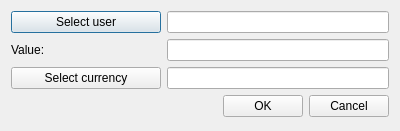
Before: the Qt Designer form OrmasAdmin/OrmasAdmin/CreateBlcDlg.ui in Dalerjon/TheOrmasProejct, drawn with Qt 5.
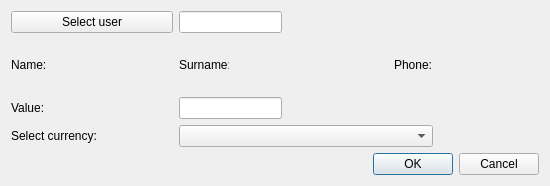
After: the same form once the commit is applied.

Diff of the .ui file:
```diff
--- a/OrmasAdmin/OrmasAdmin/CreateBlcDlg.ui
+++ b/OrmasAdmin/OrmasAdmin/CreateBlcDlg.ui
@@ -6,8 +6,8 @@
    <rect>
     <x>0</x>
     <y>0</y>
-    <width>400</width>
-    <height>131</height>
+    <width>550</width>
+    <height>186</height>
    </rect>
   </property>
   <property name="windowTitle">
@@ -32,30 +32,40 @@
    <property name="bottomMargin">
     <number>11</number>
    </property>
-   <item row="0" column="0">
-    <widget class="QPushButton" name="userBtn">
+   <item row="1" column="3">
+    <widget class="QLabel" name="surnameLb">
      <property name="minimumSize">
       <size>
-       <width>150</width>
+       <width>50</width>
        <height>0</height>
       </size>
      </property>
+     <property name="maximumSize">
+      <size>
+       <width>50</width>
+       <height>16777215</height>
+      </size>
+     </property>
      <property name="text">
-      <string>Select user</string>
+      <string>Surname:</string>
      </property>
     </widget>
    </item>
-   <item row="0" column="1">
-    <widget class="QLineEdit" name="userEdit">
+   <item row="2" column="3">
+    <widget class="QLineEdit" name="valueEdit">
      <property name="toolTip">
       <string>Must not be empty</string>
      </property>
-     <property name="readOnly">
-      <bool>true</bool>
+    </widget>
+   </item>
+   <item row="2" column="0">
+    <widget class="QLabel" name="valieLb">
+     <property name="text">
+      <string>Value:</string>
      </property>
     </widget>
    </item>
-   <item row="3" column="0" colspan="2">
+   <item row="4" column="0" colspan="7">
     <layout class="QHBoxLayout" name="horizontalLayout">
      <item>
       <spacer name="horizontalSpacer">
@@ -86,34 +96,131 @@
      </item>
     </layout>
    </item>
-   <item row="2" column="1">
-    <widget class="QLineEdit" name="currencyEdit">
-     <property name="readOnly">
-      <bool>true</bool>
-     </property>
-    </widget>
-   </item>
-   <item row="2" column="0">
-    <widget class="QPushButton" name="currencyBtn">
-     <property name="text">
-      <string>Select currency</string>
-     </property>
-    </widget>
-   </item>
    <item row="1" column="0">
-    <widget class="QLabel" name="valieLb">
+    <widget class="QLabel" name="nameLb">
+     <property name="minimumSize">
+      <size>
+       <width>50</width>
+       <height>0</height>
+      </size>
+     </property>
+     <property name="maximumSize">
+      <size>
+       <width>50</width>
+       <height>16777215</height>
+      </size>
+     </property>
      <property name="text">
-      <string>Value:</string>
+      <string>Name:</string>
      </property>
     </widget>
    </item>
-   <item row="1" column="1">
-    <widget class="QLineEdit" name="valueEdit">
+   <item row="1" column="4">
+    <widget class="QLabel" name="surnamePh">
+     <property name="minimumSize">
+      <size>
+       <width>100</width>
+       <height>0</height>
+      </size>
+     </property>
+     <property name="font">
+      <font>
+       <family>Times New Roman</family>
+       <pointsize>12</pointsize>
+       <weight>75</weight>
+       <italic>true</italic>
+       <bold>true</bold>
+      </font>
+     </property>
+     <property name="text">
+      <string/>
+     </property>
+    </widget>
+   </item>
+   <item row="1" column="5">
+    <widget class="QLabel" name="phoneLb">
+     <property name="text">
+      <string>Phone:</string>
+     </property>
+    </widget>
+   </item>
+   <item row="1" column="6">
+    <widget class="QLabel" name="phonePh">
+     <property name="minimumSize">
+      <size>
+       <width>100</width>
+       <height>0</height>
+      </size>
+     </property>
+     <property name="font">
+      <font>
+       <family>Times New Roman</family>
+       <pointsize>12</pointsize>
+       <weight>75</weight>
+       <italic>true</italic>
+       <bold>true</bold>
+      </font>
+     </property>
+     <property name="text">
+      <string/>
+     </property>
+    </widget>
+   </item>
+   <item row="0" column="3">
+    <widget class="QLineEdit" name="userEdit">
      <property name="toolTip">
       <string>&lt;html&gt;&lt;head/&gt;&lt;body&gt;&lt;p&gt;For example: 1000 (depends on currency, for that case 1000 USD)&lt;/p&gt;&lt;/body&gt;&lt;/html&gt;</string>
      </property>
+     <property name="readOnly">
+      <bool>true</bool>
+     </property>
     </widget>
    </item>
+   <item row="1" column="2">
+    <widget class="QLabel" name="namePh">
+     <property name="minimumSize">
+      <size>
+       <width>100</width>
+       <height>0</height>
+      </size>
+     </property>
+     <property name="font">
+      <font>
+       <family>Times New Roman</family>
+       <pointsize>12</pointsize>
+       <weight>75</weight>
+       <italic>true</italic>
+       <bold>true</bold>
+      </font>
+     </property>
+     <property name="text">
+      <string/>
+     </property>
+    </widget>
+   </item>
+   <item row="0" column="0" colspan="3">
+    <widget class="QPushButton" name="userBtn">
+     <property name="minimumSize">
+      <size>
+       <width>150</width>
+       <height>0</height>
+      </size>
+     </property>
+     <property name="text">
+      <string>Select user</string>
+     </property>
+    </widget>
+   </item>
+   <item row="3" column="0" colspan="3">
+    <widget class="QLabel" name="currencyLb">
+     <property name="text">
+      <string>Select currency:</string>
+     </property>
+    </widget>
+   </item>
+   <item row="3" column="3" colspan="3">
+    <widget class="QComboBox" name="currencyCmb"/>
+   </item>
   </layout>
  </widget>
  <tabstops>
```
Left out of the diff: 7 changed lines with no effect on the pictures.
